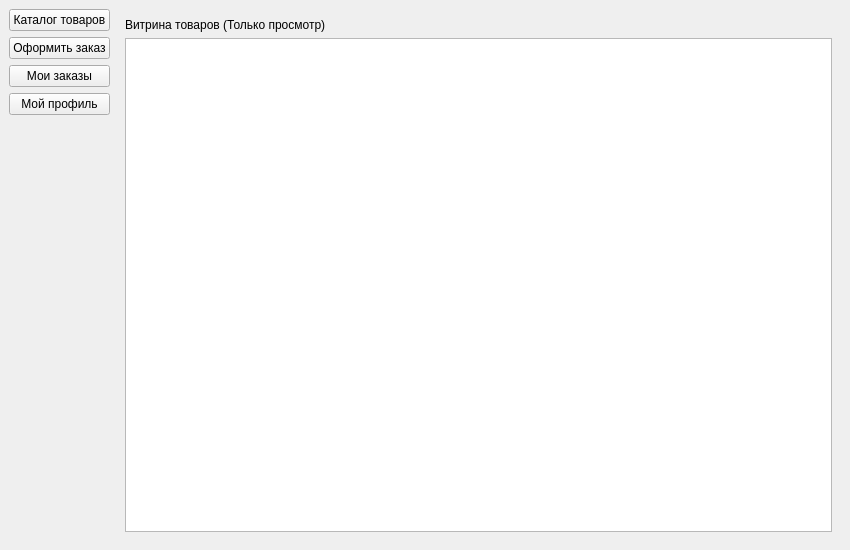
Before: the Qt Designer form client/clientwindow.ui in alexxxandra031/Online-Shop, drawn with Qt 5.
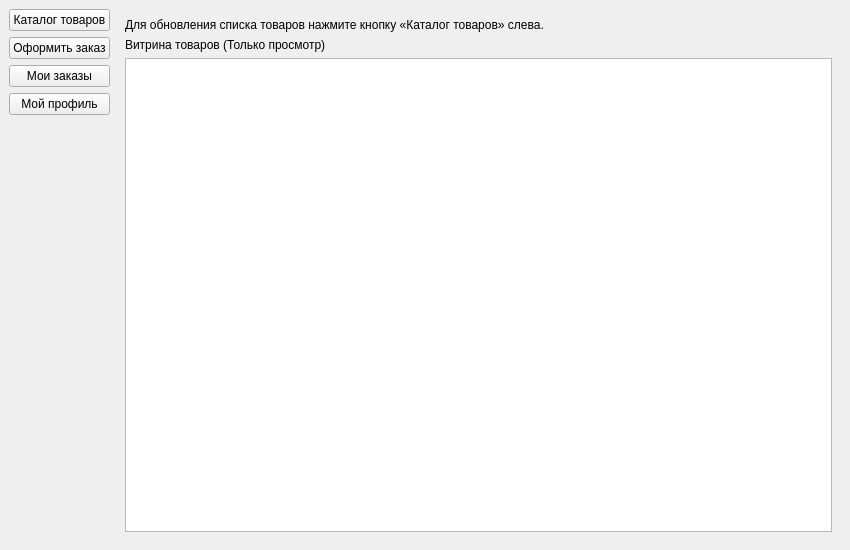
After: the same form once the commit is applied.

Diff of the .ui file:
```diff
--- a/client/clientwindow.ui
+++ b/client/clientwindow.ui
@@ -44,6 +44,14 @@
      <widget class="QStackedWidget" name="stackedWidget">
       <widget class="QWidget" name="pageCatalog">
        <layout class="QVBoxLayout" name="catLayout">
+        <item>
+         <widget class="QLabel" name="lblInfoCatalog">
+          <property name="text">
+           <string>Для обновления списка товаров нажмите кнопку «Каталог товаров» слева.</string>
+          </property>
+          <property name="wordWrap"><bool>true</bool></property>
+         </widget>
+        </item>
         <item>
          <widget class="QLabel" name="lblCat"><property name="text"><string>Витрина товаров (Только просмотр)</string></property></widget>
         </item>
```
Left out of the diff: 24 changed lines with no effect on the pictures.
